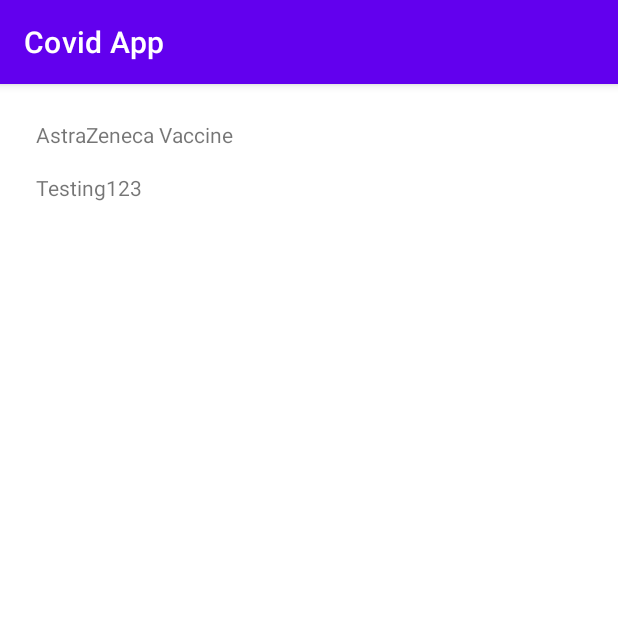
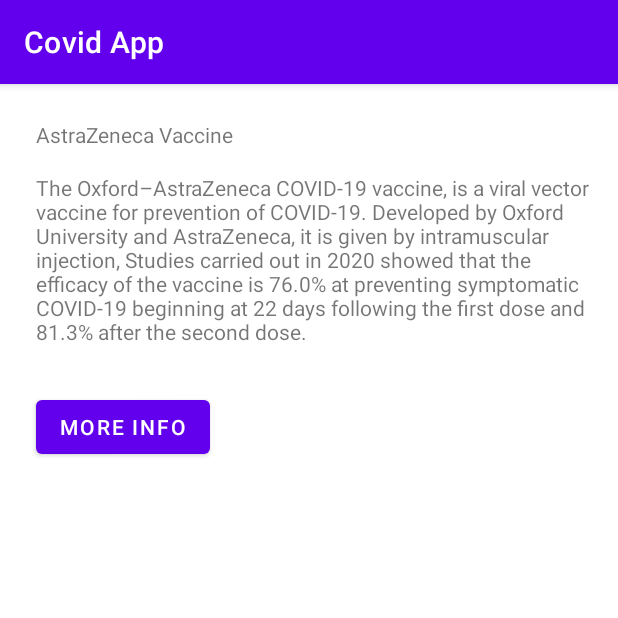
Before and after one commit to yousseftawfik11/CovidApplication, an Android app: the screen it shows after launch (MainActivity), on a phone screen of 412 x 824 dp, the top half of it. Run offline under Robolectric (Android 15) with nearby library versions, the light colour scheme and no system bars.

Commit message:
first button and astrazenca

```diff
--- a/app/src/main/java/com/example/covidapp/MainActivity.java
+++ b/app/src/main/java/com/example/covidapp/MainActivity.java
@@ -2,7 +2,11 @@
 
 import androidx.appcompat.app.AppCompatActivity;
 
+import android.content.Intent;
+import android.net.Uri;
 import android.os.Bundle;
+import android.util.Log;
+import android.view.View;
 
 public class MainActivity extends AppCompatActivity {
 
@@ -11,4 +15,11 @@
         super.onCreate(savedInstanceState);
         setContentView(R.layout.activity_main);
     }
+
+    public void AstraWeb(View view) {
+
+        Uri uri = Uri.parse("https://www.who.int/news-room/feature-stories/detail/the-oxford-astrazeneca-covid-19-vaccine-what-you-need-to-know");
+        Intent Astra = new Intent(Intent.ACTION_VIEW,uri);
+        startActivity(Astra);
+    }
 }
--- a/app/src/main/res/layout/activity_main.xml
+++ b/app/src/main/res/layout/activity_main.xml
@@ -19,8 +19,8 @@
 
     <TextView
         android:id="@+id/Astra_Info"
-        android:layout_width="wrap_content"
-        android:layout_height="wrap_content"
+        android:layout_width="379dp"
+        android:layout_height="137dp"
         android:layout_marginStart="24dp"
         android:layout_marginLeft="24dp"
         android:layout_marginTop="16dp"
@@ -28,4 +28,16 @@
         app:layout_constraintStart_toStartOf="parent"
         app:layout_constraintTop_toBottomOf="@+id/AstraZenecaHead" />
 
+    <Button
+        android:id="@+id/Astra_web"
+        android:layout_width="wrap_content"
+        android:layout_height="wrap_content"
+        android:layout_marginStart="24dp"
+        android:layout_marginLeft="24dp"
+        android:layout_marginTop="8dp"
+        android:onClick="AstraWeb"
+        android:text="@string/more_info"
+        app:layout_constraintStart_toStartOf="parent"
+        app:layout_constraintTop_toBottomOf="@+id/Astra_Info" />
+
 </androidx.constraintlayout.widget.ConstraintLayout>
--- a/app/src/main/res/values/strings.xml
+++ b/app/src/main/res/values/strings.xml
@@ -1,5 +1,8 @@
 <resources>
     <string name="app_name">Covid App</string>
     <string name="astrazeneca_vaccine">AstraZeneca Vaccine</string>
-    <string name="Astra_information">Testing123</string>
+    <string name="Astra_information">The Oxford–AstraZeneca COVID-19 vaccine, is a viral vector vaccine for prevention of COVID-19.
+        Developed by Oxford University and AstraZeneca, it is given by intramuscular injection,
+        Studies carried out in 2020 showed that the efficacy of the vaccine is 76.0% at preventing symptomatic COVID-19 beginning at 22 days following the first dose and 81.3% after the second dose.</string>
+    <string name="more_info">More Info</string>
 </resources>
```
